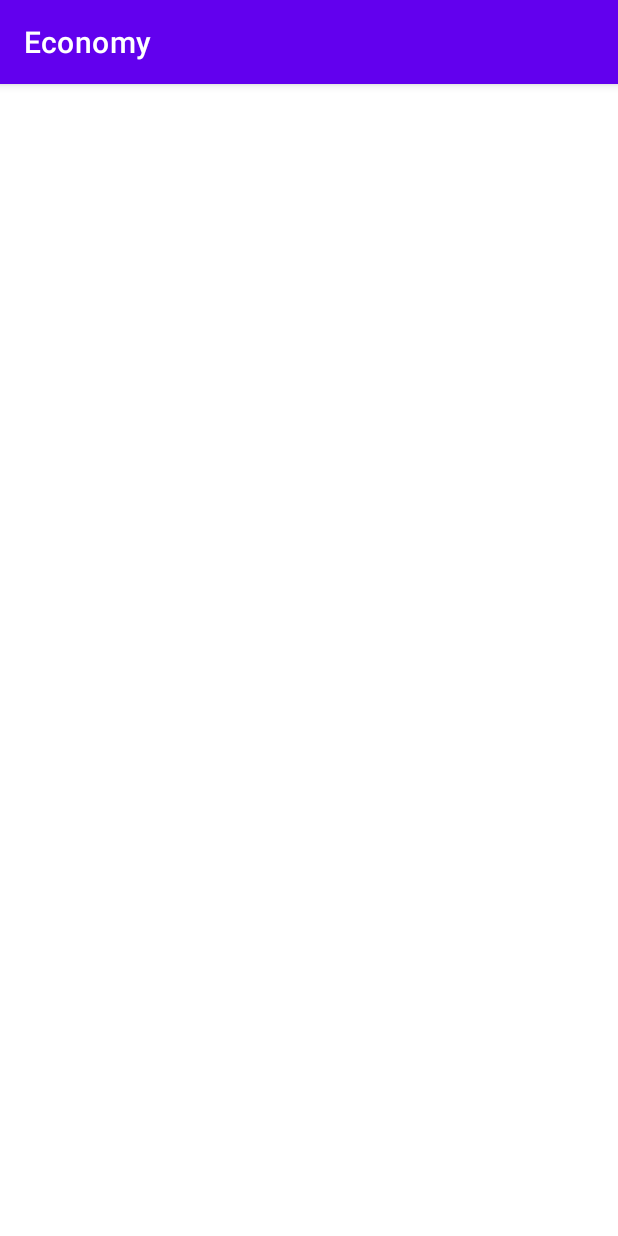
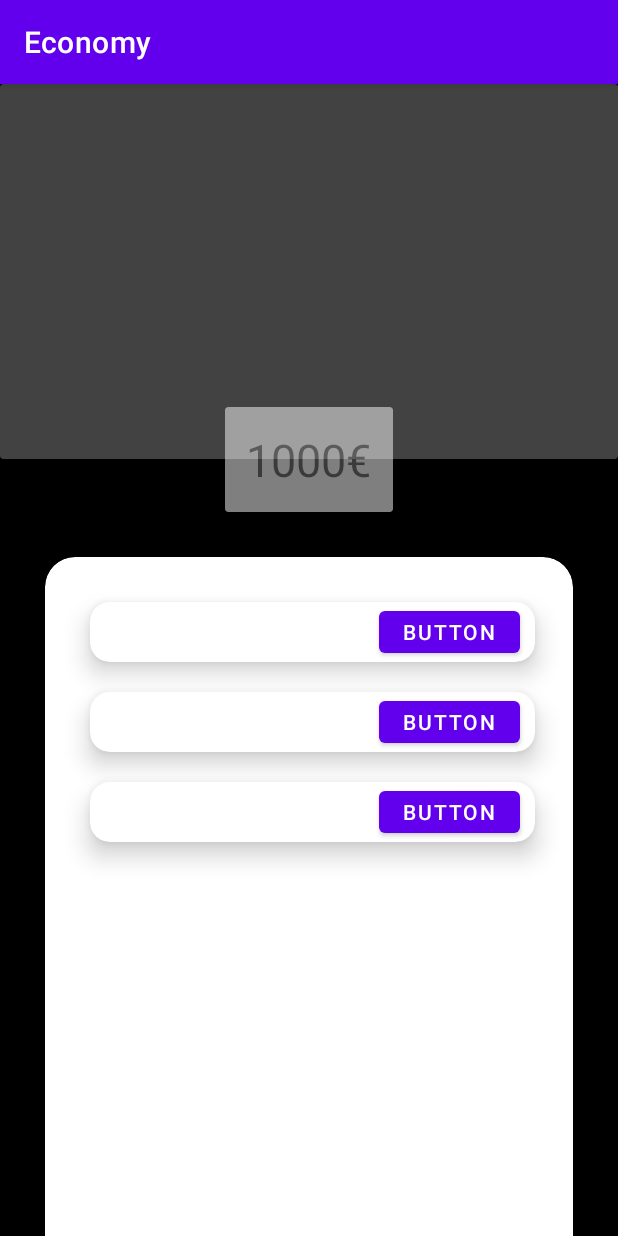
Before and after one commit to Ignacio557/Economy, an Android app: the HomeActivity screen opened directly, with no data from a screen before it, on a phone screen of 412 x 824 dp. Run offline under Robolectric (Android 15) with nearby library versions, the phone set to English and light mode, and no system bars; our stand-ins replace Firebase (no records; nobody signed in at launch, a user with empty details on screens opened directly).

Commit message:
Mockup base del activity_home.xml

```diff
--- a/app/src/main/res/layout/activity_home.xml
+++ b/app/src/main/res/layout/activity_home.xml
@@ -1,23 +1,144 @@
 <?xml version="1.0" encoding="utf-8"?>
-<LinearLayout xmlns:android="http://schemas.android.com/apk/res/android"
+<androidx.constraintlayout.widget.ConstraintLayout xmlns:android="http://schemas.android.com/apk/res/android"
     xmlns:app="http://schemas.android.com/apk/res-auto"
     xmlns:tools="http://schemas.android.com/tools"
+    android:id="@+id/linearLayout"
     android:layout_width="match_parent"
     android:layout_height="match_parent"
-    android:orientation="vertical"
+    android:background="@color/black"
     tools:context=".HomeActivity">
 
-    <LinearLayout
+    <androidx.cardview.widget.CardView
+        android:id="@+id/HeadLyout"
         android:layout_width="match_parent"
-        android:layout_height="0dp"
-        android:layout_weight="0.4">
+        android:layout_height="250dp"
+        android:gravity="top"
+        android:orientation="horizontal"
+        app:layout_constraintEnd_toEndOf="@+id/linearLayout"
+        app:layout_constraintStart_toStartOf="@+id/linearLayout"
+        app:layout_constraintTop_toTopOf="parent"
+        app:cardBackgroundColor="@color/cardview_dark_background"/>
+
+    <androidx.cardview.widget.CardView
+        android:id="@+id/cardVistaGeneral"
+        android:layout_width="match_parent"
+        android:layout_height="70dp"
+        android:layout_marginLeft="150dp"
+        android:layout_marginRight="150dp"
+        android:alpha="0.5"
+        android:foregroundGravity="center"
+        app:layout_constraintBottom_toBottomOf="@id/HeadLyout"
+        app:layout_constraintTop_toBottomOf="@id/HeadLyout">
+
+        <TextView
+            android:id="@+id/txt_Sumatorio"
+            android:layout_width="wrap_content"
+            android:layout_height="wrap_content"
+            android:layout_gravity="center"
+            android:text="1000€"
+            android:textSize="30dp"
+            android:textAlignment="center"/>
+
+    </androidx.cardview.widget.CardView>
+
+    <androidx.cardview.widget.CardView
+        android:id="@+id/cardMostrarCarteras0"
+        android:layout_width="match_parent"
+        android:layout_height="700dp"
+        android:layout_marginStart="30dp"
+        android:layout_marginTop="30dp"
+        android:layout_marginEnd="30dp"
+        app:cardCornerRadius="20dp"
+        app:cardElevation="10dp"
+        app:layout_constraintTop_toBottomOf="@+id/cardVistaGeneral"
+        android:foregroundGravity="bottom">
+
+        <LinearLayout
+            android:layout_width="match_parent"
+            android:layout_height="match_parent"
+            android:orientation="vertical">
+
+            <androidx.cardview.widget.CardView
+                android:id="@+id/cardCartera_01"
+                android:layout_width="match_parent"
+                android:layout_height="40dp"
+                android:layout_marginStart="30dp"
+                android:layout_marginTop="30dp"
+                android:layout_marginEnd="25dp"
+                app:cardCornerRadius="13dp"
+                app:cardElevation="10dp"
+
+                app:layout_constraintTop_toBottomOf="@+id/cardMostrarCarteras0">
+
+                <TextView
+                    android:id="@+id/txt_Cartera01"
+                    android:layout_width="match_parent"
+                    android:layout_height="match_parent" />
+
+                <Button
+                    android:id="@+id/btn_Cartera01"
+                    android:layout_width="wrap_content"
+                    android:layout_height="wrap_content"
+                    android:layout_gravity="right"
+                    android:layout_marginRight="10dp"
+                    android:text="Button" />
+
+            </androidx.cardview.widget.CardView>
+
+            <androidx.cardview.widget.CardView
+                android:id="@+id/cardCartera_02"
+                android:layout_width="match_parent"
+                android:layout_height="40dp"
+                android:layout_marginStart="30dp"
+                android:layout_marginTop="20dp"
+                android:layout_marginEnd="25dp"
+                app:cardCornerRadius="13dp"
+                app:cardElevation="10dp">
+
+                <TextView
+                    android:id="@+id/txt_Cartera02"
+                    android:layout_width="wrap_content"
+                    android:layout_height="wrap_content" />
+
+                <Button
+                    android:id="@+id/btn_Cartera02"
+                    android:layout_width="wrap_content"
+                    android:layout_height="wrap_content"
+                    android:layout_gravity="right"
+                    android:layout_marginRight="10dp"
+                    android:text="Button"/>
+
+            </androidx.cardview.widget.CardView>
+
+            <androidx.cardview.widget.CardView
+                android:id="@+id/cardCartera_03"
+                android:layout_width="match_parent"
+                android:layout_height="40dp"
+                android:layout_marginStart="30dp"
+                android:layout_marginTop="20dp"
+                android:layout_marginEnd="25dp"
+                app:cardCornerRadius="13dp"
+                app:cardElevation="10dp">
+
+                <TextView
+                    android:id="@+id/txt_Cartera03"
+                    android:layout_width="wrap_content"
+                    android:layout_height="wrap_content" />
+
+                <Button
+                    android:id="@+id/btn_Cartera03"
+                    android:layout_width="wrap_content"
+                    android:layout_height="wrap_content"
+                    android:layout_gravity="right"
+                    android:layout_marginRight="10dp"
+                    android:text="Button" />
+
+            </androidx.cardview.widget.CardView>
+
+        </LinearLayout>
+
+    </androidx.cardview.widget.CardView>
 
 
-    </LinearLayout>
 
-    <LinearLayout
-        android:layout_width="match_parent"
-        android:layout_height="0dp"
-        android:layout_weight="0.6" />
-
-</LinearLayout>
+</androidx.constraintlayout.widget.ConstraintLayout>
```
